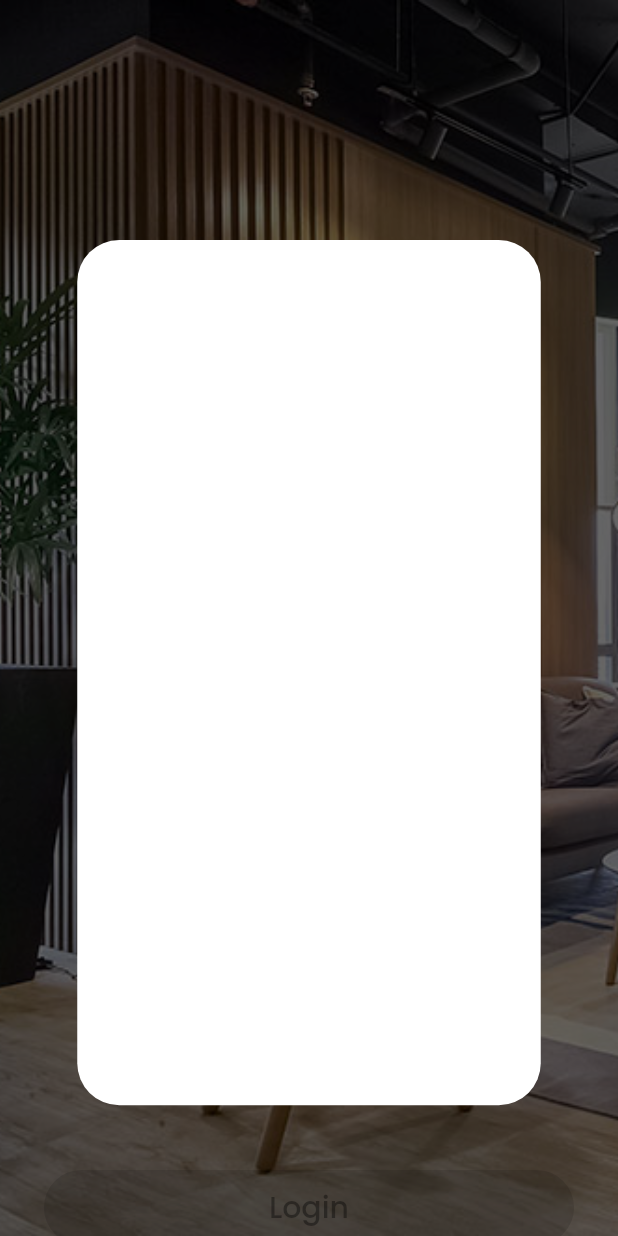
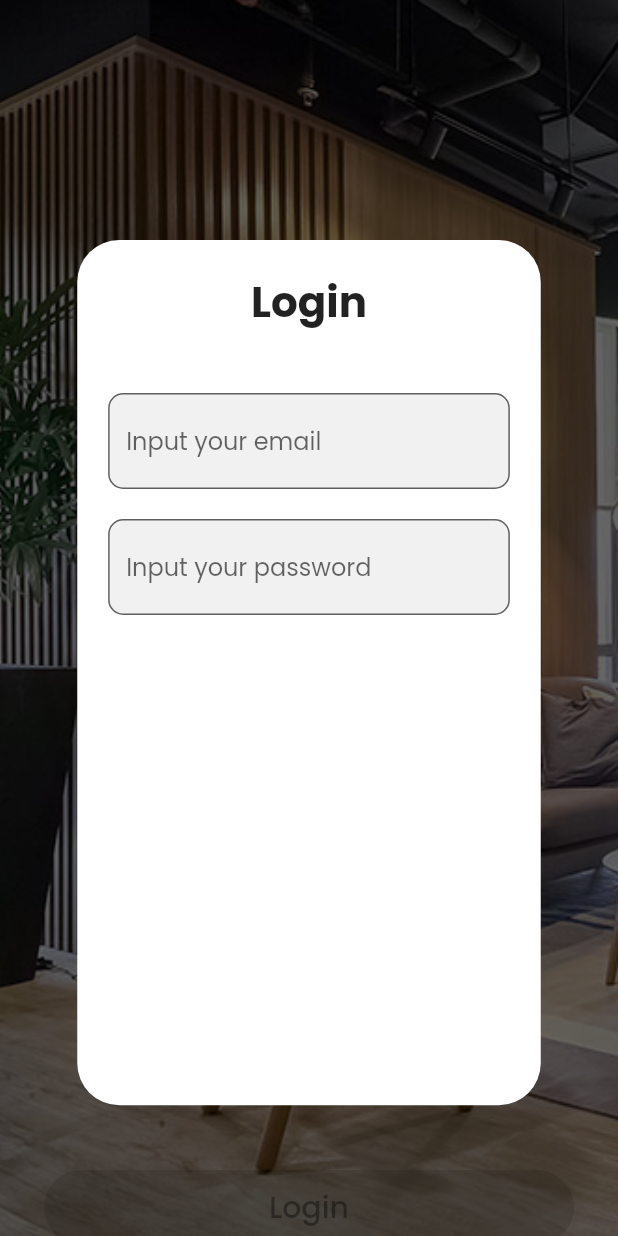
Before and after one commit to jame12945/Frontend-Application-Graduation-Project, a Flutter app: the LoginPage screen opened by its route, on a phone screen of 412 x 824 dp. Run offline on Flutter 3.47's test engine with Material 2 defaults, Android fonts, the light colour scheme and no system bars; our stand-ins replace get, google_fonts.

Commit message:
LoginProcess2

```diff
--- a/lib/widgets/login_widget.dart
+++ b/lib/widgets/login_widget.dart
@@ -3,6 +3,7 @@ import 'package:flutter/material.dart';
 import 'package:get/get.dart';
 
 Widget loginWidGet() {
+  Color customColor = Color(0xCCEFEEEE);
   return Padding(
     padding: const EdgeInsets.symmetric(vertical: 0.0),
     child: Stack(
@@ -91,11 +92,64 @@ Widget loginWidGet() {
             decoration: BoxDecoration(
               borderRadius: BorderRadius.circular(28.0),
               color: Colors.white,
-
             ),
-
             width: Get.width*0.75,
             height: Get.height*0.70,
+            alignment: Alignment.topCenter,
+            child: Column(
+              crossAxisAlignment: CrossAxisAlignment.center,
+              children: [
+                Padding(
+                  padding: const EdgeInsets.symmetric(vertical: 20.0),
+                  child: Text(
+                    'Login',
+                    style:TextStyle(
+                      fontSize: 28,
+                      fontWeight: FontWeight.bold
+
+                    ),
+                  ),
+                ),
+          SizedBox(height: 20,),
+
+          Container(
+            width: Get.width * 0.65,
+            child: TextFormField(
+              style: TextStyle(
+                color: Colors.black
+              ),
+              decoration: InputDecoration(
+                hintText: 'Input your email', // ข้อความตัวอย่างในช่องใส่ข้อความ
+                border: OutlineInputBorder(
+                  borderRadius: BorderRadius.circular(10.0),
+                ),
+                filled: true,
+                fillColor: customColor,
+
+              ),
+            ),
+          ),
+                SizedBox(height: 20,),
+
+                Container(
+                  width: Get.width * 0.65,
+                  child: TextFormField(
+                    style: TextStyle(
+                        color: Colors.black
+                    ),
+                    decoration: InputDecoration(
+                      hintText: 'Input your password', // ข้อความตัวอย่างในช่องใส่ข้อความ
+                      border: OutlineInputBorder(
+                        borderRadius: BorderRadius.circular(10.0),
+                      ),
+                      filled: true,
+                      fillColor: customColor
+                    ),
+                  ),
+                ),
+
+              ],
+            ),
           ),
         ),
       ],
```
